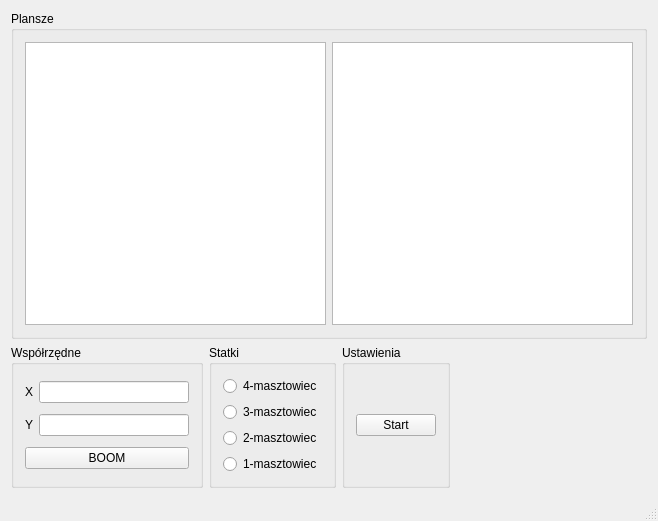
First picture: the form in statki.ui, repository zergx1/statki, before the edit.
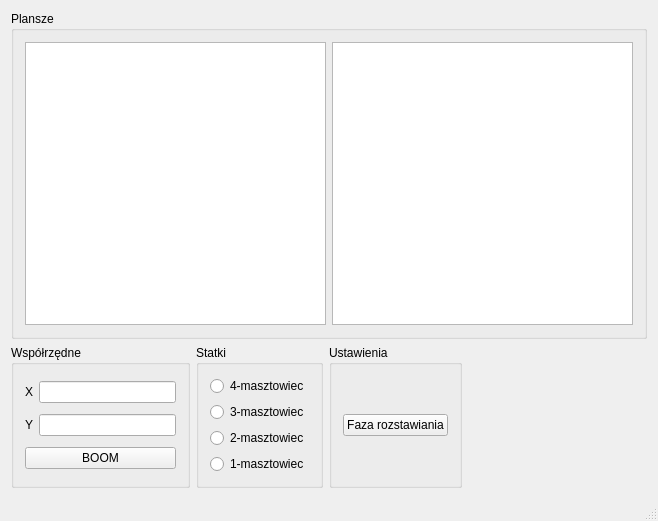
Second picture: the form after the edit.

The edit to the form file:
```diff
--- a/statki.ui
+++ b/statki.ui
@@ -147,7 +147,7 @@
        <item row="0" column="0">
         <widget class="QPushButton" name="pb_start">
          <property name="text">
-          <string>Start</string>
+          <string>Faza rozstawiania</string>
          </property>
         </widget>
        </item>
```
